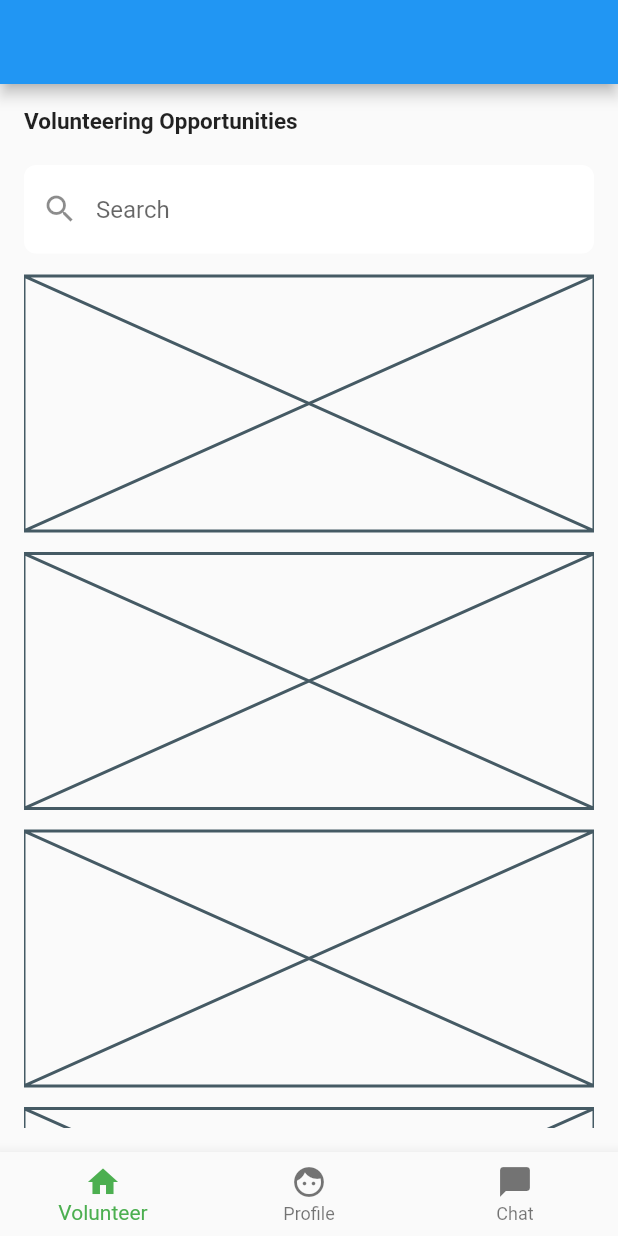
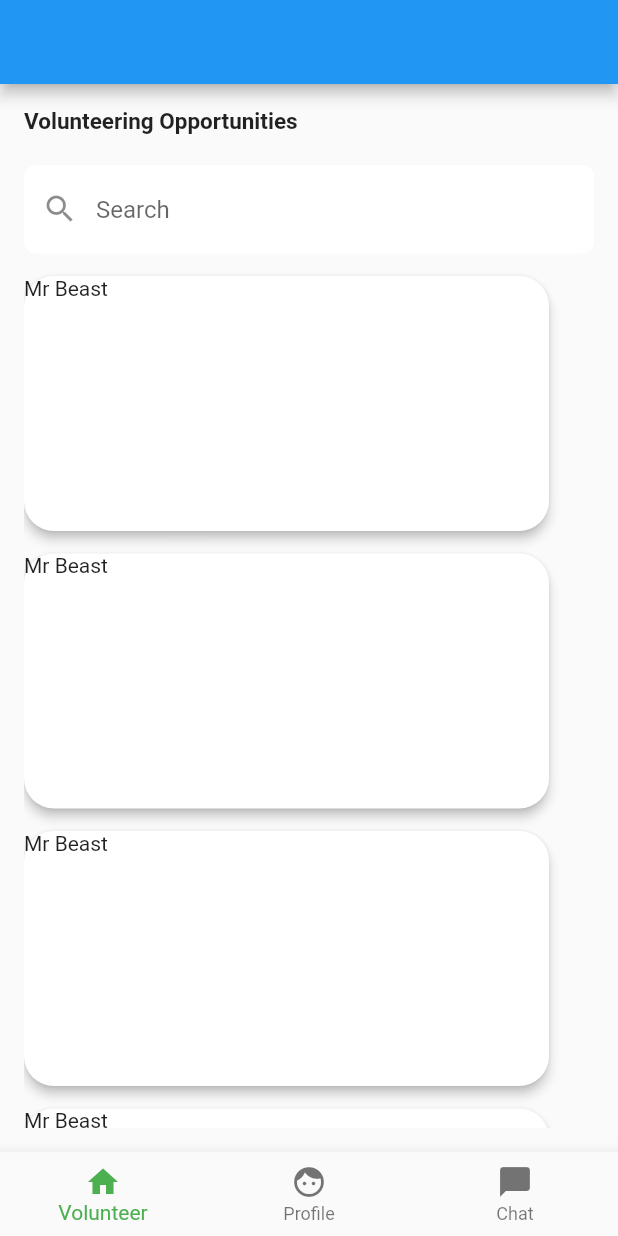
Before and after one commit to EruelUrsua/HelpJuan, a Flutter app: the screen it shows after launch, on a phone screen of 412 x 824 dp. Run offline on Flutter 3.47's test engine with Material 2 defaults, Android fonts, the phone set to English and light mode, and no system bars.

Commit message:
Updated volunteeringOpportunities.dart

```diff
--- a/lib/VolunteeringOpportunities/volunteeringOpportunities.dart
+++ b/lib/VolunteeringOpportunities/volunteeringOpportunities.dart
@@ -42,30 +42,74 @@ class _VolunteeringOpportunitiesPageState
                   prefixIcon: Icon(Icons.search),
                 ),
               ), //search bar
-              Container(
-                margin: EdgeInsets.only(top: 15),
-                child: Placeholder(
-                  fallbackHeight: 170,
+              GestureDetector(
+                onTap: () {
+                  print("HI");
+                },
+                child: Container(
+                  margin: EdgeInsets.only(top: 15),
+                  width: 350,
+                  height: 170,
+                  child: Material(
+                    elevation: 3,
+                    color: Colors.white,
+                    shadowColor: Colors.black,
+                    borderRadius: BorderRadius.circular(20),
+                    child: Text('Mr Beast'),
+                  ),
                 ),
               ),
-              Container(
-                margin: EdgeInsets.only(top: 15),
-                child: Placeholder(
-                  fallbackHeight: 170,
+              GestureDetector(
+                onTap: () {
+                  print("HI");
+                },
+                child: Container(
+                  margin: EdgeInsets.only(top: 15),
+                  width: 350,
+                  height: 170,
+                  child: Material(
+                    elevation: 3,
+                    color: Colors.white,
+                    shadowColor: Colors.black,
+                    borderRadius: BorderRadius.circular(20),
+                    child: Text('Mr Beast'),
+                  ),
                 ),
               ),
-              Container(
-                margin: EdgeInsets.only(top: 15),
-                child: Placeholder(
-                  fallbackHeight: 170,
+              GestureDetector(
+                onTap: () {
+                  print("HI");
+                },
+                child: Container(
+                  margin: EdgeInsets.only(top: 15),
+                  width: 350,
+                  height: 170,
+                  child: Material(
+                    elevation: 3,
+                    color: Colors.white,
+                    shadowColor: Colors.black,
+                    borderRadius: BorderRadius.circular(20),
+                    child: Text('Mr Beast'),
+                  ),
                 ),
               ),
-              Container(
-                margin: EdgeInsets.only(top: 15),
-                child: Placeholder(
-                  fallbackHeight: 170,
+              GestureDetector(
+                onTap: () {
+                  print("HI");
+                },
+                child: Container(
+                  margin: EdgeInsets.only(top: 15, bottom: 10),
+                  width: 350,
+                  height: 170,
+                  child: Material(
+                    elevation: 3,
+                    color: Colors.white,
+                    shadowColor: Colors.black,
+                    borderRadius: BorderRadius.circular(20),
+                    child: Text('Mr Beast'),
+                  ),
                 ),
-              )
+              ),
             ],
           ),
         ),
```
